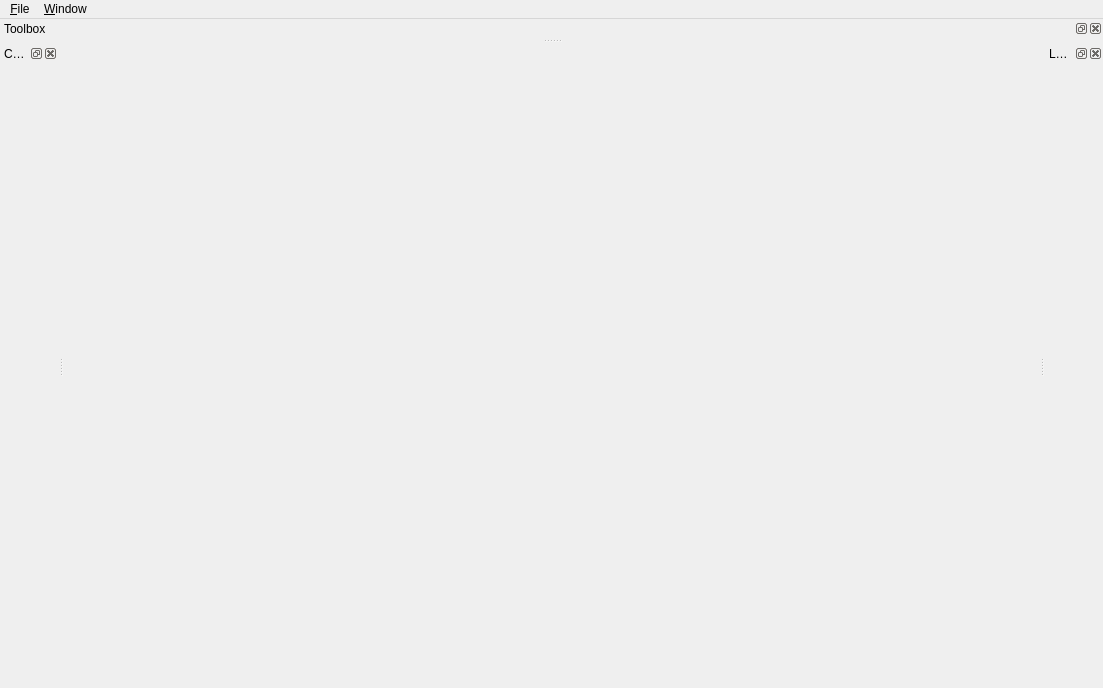
The window that FGPropagationTool/MainWindow.ui (QDeltaSoft/qradiopredict) describes before a commit, drawn with Qt 5.
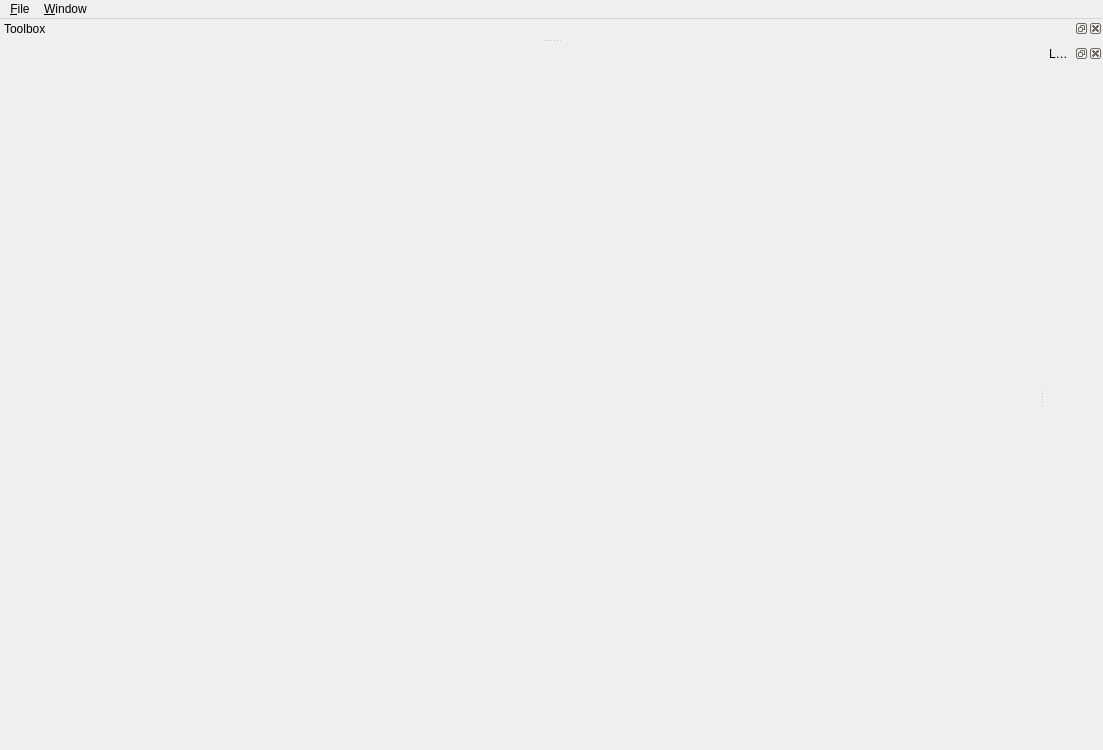
The same window after the commit.

Commit message: Properly placed widgets, tabified docked

Diff of the .ui file:
```diff
--- a/FGPropagationTool/MainWindow.ui
+++ b/FGPropagationTool/MainWindow.ui
@@ -7,9 +7,15 @@
     <x>0</x>
     <y>0</y>
     <width>1103</width>
-    <height>688</height>
+    <height>750</height>
    </rect>
   </property>
+  <property name="minimumSize">
+   <size>
+    <width>0</width>
+    <height>750</height>
+   </size>
+  </property>
   <property name="windowTitle">
    <string>TestApp</string>
   </property>
@@ -48,15 +54,6 @@
    <addaction name="menuFile"/>
    <addaction name="menuWindow"/>
   </widget>
-  <widget class="QDockWidget" name="dockWidget2">
-   <property name="windowTitle">
-    <string>Commands</string>
-   </property>
-   <attribute name="dockWidgetArea">
-    <number>1</number>
-   </attribute>
-   <widget class="QWidget" name="dockWidgetContents_2"/>
-  </widget>
   <widget class="QDockWidget" name="dockWidget3">
    <property name="windowTitle">
     <string>Toolbox</string>
```
The commit also changes 3 other files.
